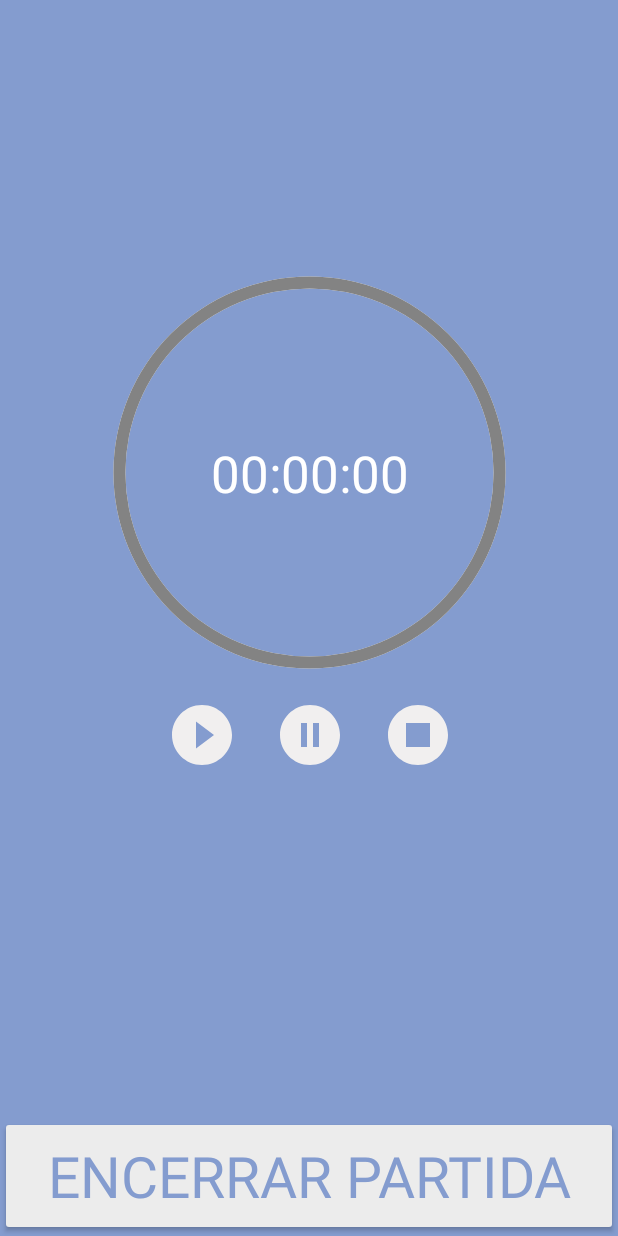
After one commit to Luizahf/Ludometricas, an Android app: the CronometroActivity screen opened directly, with no data from a screen before it, on a phone screen of 412 x 824 dp. The commit adds this screen. Run offline under Robolectric (Android 15) with nearby library versions, the phone set to English and light mode, and no system bars.

Commit message:
Cronometro

```diff
--- a/app/src/main/java/com/example/ludometricas/presentation/MainActivity.kt
+++ b/app/src/main/java/com/example/ludometricas/presentation/MainActivity.kt
@@ -10,6 +10,7 @@ import androidx.recyclerview.widget.RecyclerView
 import androidx.recyclerview.widget.StaggeredGridLayoutManager
 import com.example.ludometricas.R
 import com.example.ludometricas.data.Jogo
+import com.example.ludometricas.presentation.cronometro.CronometroActivity
 import com.example.ludometricas.presentation.jogo.JogoActivity
 import com.example.ludometricas.presentation.jogo.JogoViewModel
 import com.example.ludometricas.presentation.jogo.JogosAdapter
--- /dev/null
+++ b/app/src/main/res/drawable-v24/cronometro_circle_dark.xml
@@ -0,0 +1,10 @@
+<?xml version="1.0" encoding="utf-8"?>
+<shape
+    xmlns:android="http://schemas.android.com/apk/res/android"
+    android:shape="ring"
+    android:thickness="8dp"
+    android:useLevel="true"
+    android:innerRadiusRatio="2.2"
+    >
+    <solid android:color="#838383"></solid>
+</shape>
--- /dev/null
+++ b/app/src/main/res/drawable/cronometro_circle_light.xml
@@ -0,0 +1,10 @@
+<?xml version="1.0" encoding="utf-8"?>
+<shape
+    xmlns:android="http://schemas.android.com/apk/res/android"
+    android:shape="ring"
+    android:thickness="8dp"
+    android:useLevel="false"
+    android:innerRadiusRatio="2.2"
+    >
+    <solid android:color="#FFFF"></solid>
+</shape>
--- /dev/null
+++ b/app/src/main/res/drawable/icn_pause.xml
@@ -0,0 +1,5 @@
+<vector android:height="24dp" android:tint="#F1EFEF"
+    android:viewportHeight="24" android:viewportWidth="24"
+    android:width="24dp" xmlns:android="http://schemas.android.com/apk/res/android">
+    <path android:fillColor="@android:color/white" android:pathData="M12,2C6.48,2 2,6.48 2,12s4.48,10 10,10 10,-4.48 10,-10S17.52,2 12,2zM11,16L9,16L9,8h2v8zM15,16h-2L13,8h2v8z"/>
+</vector>
--- /dev/null
+++ b/app/src/main/res/drawable/icn_play.xml
@@ -0,0 +1,5 @@
+<vector android:height="24dp" android:tint="#F1EFEF"
+    android:viewportHeight="24" android:viewportWidth="24"
+    android:width="24dp" xmlns:android="http://schemas.android.com/apk/res/android">
+    <path android:fillColor="@android:color/white" android:pathData="M12,2C6.48,2 2,6.48 2,12s4.48,10 10,10 10,-4.48 10,-10S17.52,2 12,2zM10,16.5v-9l6,4.5 -6,4.5z"/>
+</vector>
--- /dev/null
+++ b/app/src/main/res/drawable/icn_stop.xml
@@ -0,0 +1,6 @@
+<vector android:height="24dp" android:tint="#F1EFEF"
+    android:viewportHeight="24" android:viewportWidth="24"
+    android:width="24dp" xmlns:android="http://schemas.android.com/apk/res/android">
+    <path android:fillColor="@android:color/white"
+        android:fillType="evenOdd" android:pathData="M8,16h8V8H8V16zM12,2C6.48,2 2,6.48 2,12s4.48,10 10,10s10,-4.48 10,-10S17.52,2 12,2L12,2z"/>
+</vector>
--- /dev/null
+++ b/app/src/main/res/layout/activity_cronometro.xml
@@ -0,0 +1,79 @@
+<?xml version="1.0" encoding="utf-8"?>
+<androidx.constraintlayout.widget.ConstraintLayout xmlns:android="http://schemas.android.com/apk/res/android"
+    xmlns:app="http://schemas.android.com/apk/res-auto"
+    xmlns:tools="http://schemas.android.com/tools"
+    android:layout_width="match_parent"
+    android:layout_height="match_parent"
+    android:background="@color/main_purple"
+    tools:context=".presentation.cronometro.CronometroActivity">
+
+    <ProgressBar
+        android:id="@+id/progressBar"
+        style="?android:attr/progressBarStyleHorizontal"
+        android:layout_width="270dp"
+        android:layout_height="270dp"
+        android:layout_marginTop="180dp"
+        android:background="@drawable/cronometro_circle_light"
+        android:indeterminate="false"
+        android:max="100"
+        android:progress="100"
+        android:progressDrawable="@drawable/cronometro_circle_dark"
+        android:rotation="-90"
+        app:layout_constraintEnd_toEndOf="parent"
+        app:layout_constraintStart_toStartOf="parent"
+        app:layout_constraintTop_toTopOf="parent" />
+
+    <TextView
+        android:id="@+id/timer"
+        android:layout_width="wrap_content"
+        android:layout_height="wrap_content"
+        android:backgroundTint="@color/main_purple"
+        android:text="00:00:00"
+        android:textColor="#FFFFFF"
+        android:textSize="34sp"
+        app:layout_constraintBottom_toBottomOf="@+id/progressBar"
+        app:layout_constraintEnd_toEndOf="@+id/progressBar"
+        app:layout_constraintStart_toStartOf="@+id/progressBar"
+        app:layout_constraintTop_toTopOf="@+id/progressBar" />
+
+    <ImageView
+        android:id="@+id/icn_play"
+        android:layout_width="48dp"
+        android:layout_height="48dp"
+        android:layout_marginTop="16dp"
+        android:layout_marginEnd="24dp"
+        app:layout_constraintEnd_toStartOf="@+id/icn_pause"
+        app:layout_constraintTop_toBottomOf="@+id/progressBar"
+        app:srcCompat="@drawable/icn_play" />
+
+    <ImageView
+        android:id="@+id/icn_pause"
+        android:layout_width="48dp"
+        android:layout_height="48dp"
+        app:layout_constraintEnd_toEndOf="@+id/progressBar"
+        app:layout_constraintStart_toStartOf="@+id/progressBar"
+        app:layout_constraintTop_toTopOf="@+id/icn_play"
+        app:srcCompat="@drawable/icn_pause" />
+
+    <ImageView
+        android:id="@+id/icn_stop"
+        android:layout_width="48dp"
+        android:layout_height="48dp"
+        android:layout_marginStart="24dp"
+        app:layout_constraintStart_toEndOf="@+id/icn_pause"
+        app:layout_constraintTop_toTopOf="@+id/icn_pause"
+        app:srcCompat="@drawable/icn_stop" />
+
+    <Button
+        android:id="@+id/encerrarPartida"
+        android:layout_width="0dp"
+        android:layout_height="80dp"
+        android:backgroundTint="#ECECEC"
+        android:fontFamily="sans-serif"
+        android:text="Encerrar partida"
+        android:textColor="@color/main_purple"
+        android:textSize="38sp"
+        app:layout_constraintBottom_toBottomOf="parent"
+        app:layout_constraintEnd_toEndOf="parent"
+        app:layout_constraintStart_toStartOf="parent" />
+</androidx.constraintlayout.widget.ConstraintLayout>
```
Also changed, not shown: app/src/main/AndroidManifest.xml (+7 -3 lines), app/src/main/java/com/example/ludometricas/presentation/cronometro/CronometroActivity.kt (added, +174 -0 lines).
